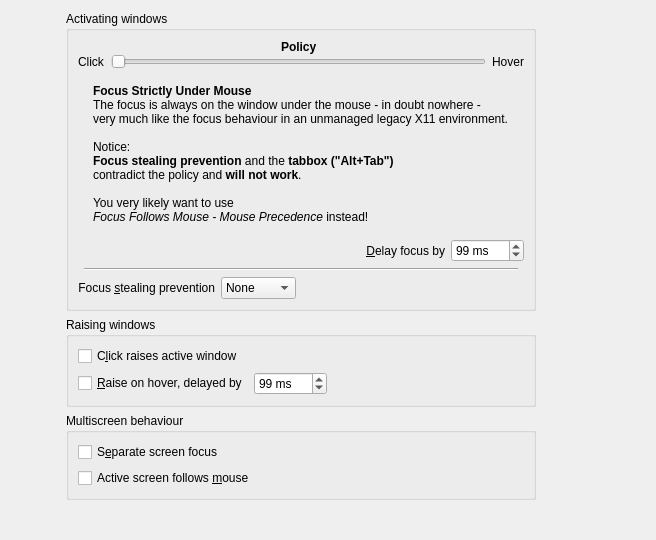
lfdevs/kwin, file kcmkwin/kwinoptions/focus.ui: the form before one commit.
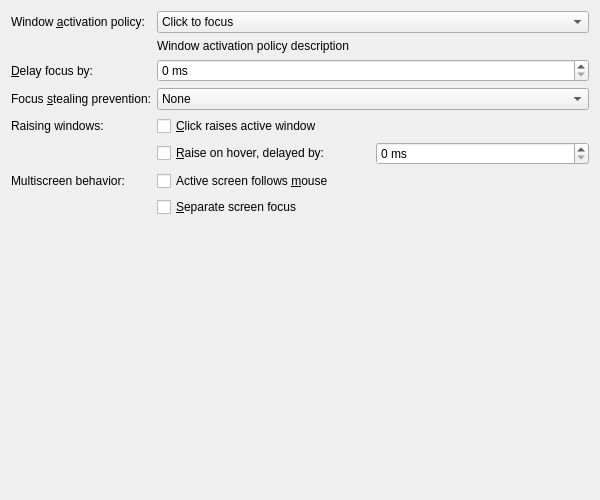
The form after the commit. The open tabs and pages were chosen to show the change. Custom widgets are drawn as their Qt base class.

The edit to the form file:
```diff
--- a/kcmkwin/kwinoptions/focus.ui
+++ b/kcmkwin/kwinoptions/focus.ui
@@ -6,226 +6,67 @@
    <rect>
     <x>0</x>
     <y>0</y>
-    <width>656</width>
-    <height>540</height>
+    <width>600</width>
+    <height>500</height>
    </rect>
   </property>
-  <layout class="QGridLayout" name="gridLayout_2" rowstretch="1,1,1,100" columnstretch="1,2,3,2">
+  <layout class="QVBoxLayout" name="verticalLayout">
+   <item>
+    <layout class="QFormLayout" name="formLayout_1">
+     <property name="formAlignment">
+      <set>Qt::AlignHCenter|Qt::AlignTop</set>
+     </property>
    <item row="0" column="0">
-    <spacer name="horizontalSpacer_2">
-     <property name="orientation">
-      <enum>Qt::Horizontal</enum>
-     </property>
-     <property name="sizeHint" stdset="0">
-      <size>
-       <width>40</width>
-       <height>20</height>
-      </size>
-     </property>
-    </spacer>
-   </item>
-   <item row="0" column="1" colspan="2">
-    <widget class="QGroupBox" name="groupBox_3">
-     <property name="title">
-      <string>Activating windows</string>
-     </property>
-     <property name="flat">
-      <bool>true</bool>
-     </property>
-     <layout class="QGridLayout" name="gridLayout_4">
-      <item row="3" column="1">
-       <widget class="Line" name="line">
-        <property name="orientation">
-         <enum>Qt::Horizontal</enum>
-        </property>
-       </widget>
-      </item>
-      <item row="1" column="0">
-       <spacer name="horizontalSpacer_6">
-        <property name="orientation">
-         <enum>Qt::Horizontal</enum>
-        </property>
-        <property name="sizeHint" stdset="0">
-         <size>
-          <width>40</width>
-          <height>20</height>
-         </size>
-        </property>
-       </spacer>
-      </item>
-      <item row="1" column="1">
-       <widget class="QStackedWidget" name="stackedWidget">
-        <property name="currentIndex">
-         <number>0</number>
-        </property>
-        <widget class="QWidget" name="page">
-         <layout class="QVBoxLayout" name="verticalLayout_2">
+      <widget class="QLabel" name="windowFocusPolicyLabel">
+       <property name="text">
+        <string>Window &amp;activation policy:</string>
+       </property>
+       <property name="buddy">
+        <cstring>windowFocusPolicyCombo</cstring>
+       </property>
+      </widget>
+     </item>
+     <item row="0" column="1">
+      <widget class="QComboBox" name="windowFocusPolicyCombo">
+       <property name="whatsThis">
+        <string>With this option you can specify how and when windows will be focused.</string>
+       </property>
           <item>
-           <widget class="QLabel" name="label_5">
             <property name="text">
-             <string>&lt;b&gt;Click To Focus&lt;/b&gt;&lt;br&gt;
-A window becomes active when you click into it.&lt;br&gt;&lt;br&gt;
-This behaviour is common on other operating systems and&lt;br&gt;
-likely what you want.</string>
-            </property>
-            <property name="alignment">
-             <set>Qt::AlignLeading|Qt::AlignLeft|Qt::AlignTop</set>
-            </property>
-            <property name="wordWrap">
-             <bool>false</bool>
-            </property>
-           </widget>
-          </item>
-         </layout>
-        </widget>
-        <widget class="QWidget" name="page_3">
-         <layout class="QHBoxLayout" name="horizontalLayout_3">
+         <string comment="sassa asas">Click to focus</string>
+        </property>
+       </item>
           <item>
-           <widget class="QLabel" name="label_6">
             <property name="text">
-             <string>&lt;b&gt;Click To Focus - Mouse Precedence&lt;/b&gt;&lt;br&gt;
-This is mostly the same as &lt;i&gt;Click To Focus&lt;/i&gt;&lt;br&gt;&lt;br&gt;
-If an active window has to be chosen by the system&lt;br&gt;
-(eg. because the currently active one was closed) &lt;br&gt;
-the window under the mouse is the preferred candidate.&lt;br&gt;&lt;br&gt;
-Unusual, but possible variant of &lt;i&gt;Click To Focus&lt;/i&gt;.</string>
-            </property>
-            <property name="alignment">
-             <set>Qt::AlignLeading|Qt::AlignLeft|Qt::AlignTop</set>
-            </property>
-            <property name="wordWrap">
-             <bool>false</bool>
-            </property>
-           </widget>
-          </item>
-         </layout>
-        </widget>
-        <widget class="QWidget" name="page_4">
-         <layout class="QHBoxLayout" name="horizontalLayout_4">
+         <string>Click to focus (mouse precedence)</string>
+        </property>
+       </item>
           <item>
-           <widget class="QLabel" name="label_7">
             <property name="text">
-             <string>&lt;b&gt;Focus Follows Mouse&lt;/b&gt;&lt;br&gt;
-Moving the mouse onto a window will activate it.&lt;br&gt;&lt;br&gt;
-Eg. windows randomly appearing under the mouse will not gain the focus.&lt;br&gt;
-Focus stealing prevention takes place as usual.&lt;br&gt;&lt;br&gt;
-Think as &lt;i&gt;Click To Focus&lt;/i&gt; just without having to actually click.</string>
-            </property>
-            <property name="alignment">
-             <set>Qt::AlignLeading|Qt::AlignLeft|Qt::AlignTop</set>
-            </property>
-            <property name="wordWrap">
-             <bool>false</bool>
-            </property>
-           </widget>
-          </item>
-         </layout>
-        </widget>
-        <widget class="QWidget" name="page_5">
-         <layout class="QHBoxLayout" name="horizontalLayout_5">
+         <string>Focus follows mouse</string>
+        </property>
+       </item>
           <item>
-           <widget class="QLabel" name="label_8">
             <property name="text">
-             <string>&lt;b&gt;Focus Follows Mouse - Mouse Precedence&lt;/b&gt;&lt;br&gt;
-This is mostly the same as &lt;i&gt;Focus Follows Mouse&lt;/i&gt;&lt;br&gt;&lt;br&gt;
-If an active window has to be chosen by the system&lt;br&gt;
-(eg. because the currently active one was closed) &lt;br&gt;
-the window under the mouse is the preferred candidate.&lt;br&gt;&lt;br&gt;
-Choose this, if you want a hover controlled focus.</string>
-            </property>
-            <property name="alignment">
-             <set>Qt::AlignLeading|Qt::AlignLeft|Qt::AlignTop</set>
-            </property>
-            <property name="wordWrap">
-             <bool>false</bool>
-            </property>
-           </widget>
-          </item>
-         </layout>
-        </widget>
-        <widget class="QWidget" name="page_2">
-         <layout class="QHBoxLayout" name="horizontalLayout_6">
+         <string>Focus follows mouse (mouse precedence)</string>
+        </property>
+       </item>
           <item>
-           <widget class="QLabel" name="label_9">
             <property name="text">
-             <string>&lt;b&gt;Focus Under Mouse&lt;/b&gt;&lt;br&gt;
-The focus always remains on the window under the mouse.&lt;br&gt;&lt;br&gt;
-
-Notice:&lt;br&gt;
-&lt;b&gt;Focus stealing prevention&lt;/b&gt; and the &lt;b&gt;tabbox (&quot;Alt+Tab&quot;)&lt;/b&gt;&lt;br&gt;
-contradict the policy and &lt;b&gt;will not work&lt;/b&gt;.&lt;br&gt;&lt;br&gt;
-You very likely want to use&lt;br&gt;
-&lt;i&gt;Focus Follows Mouse - Mouse Precedence&lt;/i&gt; instead!</string>
-            </property>
-            <property name="alignment">
-             <set>Qt::AlignLeading|Qt::AlignLeft|Qt::AlignTop</set>
-            </property>
-            <property name="wordWrap">
-             <bool>false</bool>
-            </property>
-           </widget>
-          </item>
-         </layout>
-        </widget>
-        <widget class="QWidget" name="page_6">
-         <layout class="QHBoxLayout" name="horizontalLayout_7">
+         <string>Focus under mouse</string>
+        </property>
+       </item>
           <item>
-           <widget class="QLabel" name="label_10">
             <property name="text">
-             <string>&lt;b&gt;Focus Strictly Under Mouse&lt;/b&gt;&lt;br&gt;
-The focus is always on the window under the mouse - in doubt nowhere -&lt;br&gt;
-very much like the focus behaviour in an unmanaged legacy X11 environment.&lt;br&gt;&lt;br&gt;
-
-Notice:&lt;br&gt;
-&lt;b&gt;Focus stealing prevention&lt;/b&gt; and the &lt;b&gt;tabbox (&quot;Alt+Tab&quot;)&lt;/b&gt;&lt;br&gt;
-contradict the policy and &lt;b&gt;will not work&lt;/b&gt;.&lt;br&gt;&lt;br&gt;
-You very likely want to use&lt;br&gt;
-&lt;i&gt;Focus Follows Mouse - Mouse Precedence&lt;/i&gt; instead!</string>
-            </property>
-            <property name="alignment">
-             <set>Qt::AlignLeading|Qt::AlignLeft|Qt::AlignTop</set>
-            </property>
-            <property name="wordWrap">
-             <bool>false</bool>
-            </property>
-           </widget>
-          </item>
-         </layout>
-        </widget>
-       </widget>
-      </item>
-      <item row="1" column="2">
-       <spacer name="horizontalSpacer_7">
-        <property name="orientation">
-         <enum>Qt::Horizontal</enum>
-        </property>
-        <property name="sizeHint" stdset="0">
-         <size>
-          <width>40</width>
-          <height>20</height>
-         </size>
-        </property>
-       </spacer>
-      </item>
-      <item row="2" column="0" colspan="3">
-       <layout class="QHBoxLayout" name="horizontalLayout_2" stretch="100,1,1">
-        <item>
-         <spacer name="horizontalSpacer_4">
-          <property name="orientation">
-           <enum>Qt::Horizontal</enum>
-          </property>
-          <property name="sizeHint" stdset="0">
-           <size>
-            <width>40</width>
-            <height>20</height>
-           </size>
-          </property>
-         </spacer>
-        </item>
-        <item>
+         <string>Focus strictly under mouse</string>
+        </property>
+       </item>
+      </widget>
+     </item>
+     <item row="2" column="0">
          <widget class="QLabel" name="delayFocusOnLabel">
           <property name="text">
-           <string>&amp;Delay focus by</string>
+        <string>&amp;Delay focus by:</string>
           </property>
           <property name="alignment">
            <set>Qt::AlignRight|Qt::AlignTrailing|Qt::AlignVCenter</set>
@@ -235,14 +76,8 @@
           </property>
          </widget>
         </item>
-        <item>
+     <item row="2" column="1">
          <widget class="QSpinBox" name="delayFocus">
-          <property name="sizePolicy">
-           <sizepolicy hsizetype="MinimumExpanding" vsizetype="Fixed">
-            <horstretch>0</horstretch>
-            <verstretch>0</verstretch>
-           </sizepolicy>
-          </property>
           <property name="whatsThis">
            <string>This is the delay after which the window the mouse pointer is over will automatically receive focus.</string>
           </property>
@@ -258,19 +93,12 @@
           <property name="singleStep">
            <number>100</number>
           </property>
-          <property name="value">
-           <number>99</number>
-          </property>
-         </widget>
-        </item>
-       </layout>
-      </item>
-      <item row="4" column="0" colspan="3">
-       <layout class="QHBoxLayout" name="horizontalLayout_8" stretch="1,1,100">
-        <item>
+      </widget>
+     </item>
+     <item row="3" column="0">
          <widget class="QLabel" name="focusStealingLabel">
           <property name="text">
-           <string>Focus &amp;stealing prevention</string>
+        <string>Focus &amp;stealing prevention:</string>
           </property>
           <property name="alignment">
            <set>Qt::AlignRight|Qt::AlignTrailing|Qt::AlignVCenter</set>
@@ -280,24 +108,10 @@
           </property>
          </widget>
         </item>
-        <item>
+     <item row="3" column="1">
          <widget class="KComboBox" name="focusStealing">
-          <property name="sizePolicy">
-           <sizepolicy hsizetype="Expanding" vsizetype="Fixed">
-            <horstretch>0</horstretch>
-            <verstretch>0</verstretch>
-           </sizepolicy>
-          </property>
           <property name="whatsThis">
-           <string>&lt;p&gt;This option specifies how much KWin will try to prevent unwanted focus stealing caused by unexpected activation of new windows. (Note: This feature does not work with the Focus Under Mouse or Focus Strictly Under Mouse focus policies.)
-&lt;ul&gt;
-&lt;li&gt;&lt;em&gt;None:&lt;/em&gt; Prevention is turned off and new windows always become activated.&lt;/li&gt;
-&lt;li&gt;&lt;em&gt;Low:&lt;/em&gt; Prevention is enabled; when some window does not have support for the underlying mechanism and KWin cannot reliably decide whether to activate the window or not, it will be activated. This setting may have both worse and better results than the medium level, depending on the applications.&lt;/li&gt;
-&lt;li&gt;&lt;em&gt;Medium:&lt;/em&gt; Prevention is enabled.&lt;/li&gt;
-&lt;li&gt;&lt;em&gt;High:&lt;/em&gt; New windows get activated only if no window is currently active or if they belong to the currently active application. This setting is probably not really usable when not using mouse focus policy.&lt;/li&gt;
-&lt;li&gt;&lt;em&gt;Extreme:&lt;/em&gt; All windows must be explicitly activated by the user.&lt;/li&gt;
-&lt;/ul&gt;&lt;/p&gt;
-&lt;p&gt;Windows that are prevented from stealing focus are marked as demanding attention, which by default means their taskbar entry will be highlighted. This can be changed in the Notifications control module.&lt;/p&gt;</string>
+        <string>&lt;html&gt;&lt;head/&gt;&lt;body&gt;&lt;p&gt;This option specifies how much KWin will try to prevent unwanted focus stealing caused by unexpected activation of new windows. (Note: This feature does not work with the &lt;span style=&quot; font-style:italic;&quot;&gt;Focus under mouse&lt;/span&gt; or &lt;span style=&quot; font-style:italic;&quot;&gt;Focus strictly under mouse&lt;/span&gt; focus policies.) &lt;/p&gt;&lt;ul style=&quot;margin-top: 0px; margin-bottom: 0px; margin-left: 0px; margin-right: 0px; -qt-list-indent: 1;&quot;&gt;&lt;li style=&quot; margin-top:12px; margin-bottom:0px; margin-left:0px; margin-right:0px; -qt-block-indent:0; text-indent:0px;&quot;&gt;&lt;span style=&quot; font-style:italic;&quot;&gt;None:&lt;/span&gt; Prevention is turned off and new windows always become activated.&lt;/li&gt;&lt;li style=&quot; margin-top:0px; margin-bottom:0px; margin-left:0px; margin-right:0px; -qt-block-indent:0; text-indent:0px;&quot;&gt;&lt;span style=&quot; font-style:italic;&quot;&gt;Low:&lt;/span&gt; Prevention is enabled; when some window does not have support for the underlying mechanism and KWin cannot reliably decide whether to activate the window or not, it will be activated. This setting may have both worse and better results than the medium level, depending on the applications.&lt;/li&gt;&lt;li style=&quot; margin-top:0px; margin-bottom:0px; margin-left:0px; margin-right:0px; -qt-block-indent:0; text-indent:0px;&quot;&gt;&lt;span style=&quot; font-style:italic;&quot;&gt;Medium:&lt;/span&gt; Prevention is enabled.&lt;/li&gt;&lt;li style=&quot; margin-top:0px; margin-bottom:0px; margin-left:0px; margin-right:0px; -qt-block-indent:0; text-indent:0px;&quot;&gt;&lt;span style=&quot; font-style:italic;&quot;&gt;High:&lt;/span&gt; New windows get activated only if no window is currently active or if they belong to the currently active application. This setting is probably not really usable when not using mouse focus policy.&lt;/li&gt;&lt;li style=&quot; margin-top:0px; margin-bottom:12px; margin-left:0px; margin-right:0px; -qt-block-indent:0; text-indent:0px;&quot;&gt;&lt;span style=&quot; font-style:italic;&quot;&gt;Extreme:&lt;/span&gt; All windows must be explicitly activated by the user.&lt;/li&gt;&lt;/ul&gt;&lt;p&gt;Windows that are prevented from stealing focus are marked as demanding attention, which by default means their taskbar entry will be highlighted. This can be changed in the Notifications control module.&lt;/p&gt;&lt;/body&gt;&lt;/html&gt;</string>
           </property>
           <item>
            <property name="text">
@@ -326,148 +140,37 @@
           </item>
          </widget>
         </item>
+     <item row="4" column="0">
+      <widget class="QLabel" name="raisingWindowsLabel">
+       <property name="text">
+        <string>Raising windows:</string>
+       </property>
+      </widget>
+     </item>
+     <item row="4" column="1">
+      <widget class="QCheckBox" name="clickRaiseOn">
+       <property name="whatsThis">
+        <string>When this option is enabled, the active window will be brought to the front when you click somewhere into the window contents. To change it for inactive windows, you need to change the settings in the Actions tab.</string>
+       </property>
+       <property name="text">
+        <string>&amp;Click raises active window</string>
+       </property>
+      </widget>
+     </item>
+     <item row="5" column="1">
+      <layout class="QHBoxLayout" name="horizontalLayout_1">
         <item>
-         <spacer name="horizontalSpacer_5">
-          <property name="orientation">
-           <enum>Qt::Horizontal</enum>
-          </property>
-          <property name="sizeHint" stdset="0">
-           <size>
-            <width>40</width>
-            <height>20</height>
-           </size>
-          </property>
-         </spacer>
-        </item>
-       </layout>
-      </item>
-      <item row="0" column="0" colspan="3">
-       <layout class="QGridLayout" name="gridLayout_3">
-        <property name="verticalSpacing">
-         <number>0</number>
-        </property>
-        <item row="1" column="2">
-         <widget class="QLabel" name="label">
-          <property name="sizePolicy">
-           <sizepolicy hsizetype="Maximum" vsizetype="Preferred">
-            <horstretch>0</horstretch>
-            <verstretch>0</verstretch>
-           </sizepolicy>
-          </property>
-          <property name="font">
-           <font>
-            <weight>75</weight>
-            <bold>true</bold>
-           </font>
-          </property>
-          <property name="text">
-           <string>Policy</string>
-          </property>
-         </widget>
-        </item>
-        <item row="2" column="0">
-         <widget class="QLabel" name="label_3">
-          <property name="sizePolicy">
-           <sizepolicy hsizetype="Maximum" vsizetype="Preferred">
-            <horstretch>0</horstretch>
-            <verstretch>0</verstretch>
-           </sizepolicy>
-          </property>
-          <property name="text">
-           <string>Click</string>
-          </property>
-         </widget>
-        </item>
-        <item row="2" column="1" colspan="3">
-         <widget class="QSlider" name="windowFocusPolicy">
-          <property name="maximum">
-           <number>5</number>
-          </property>
-          <property name="pageStep">
-           <number>1</number>
-          </property>
-          <property name="orientation">
-           <enum>Qt::Horizontal</enum>
-          </property>
-          <property name="tickPosition">
-           <enum>QSlider::NoTicks</enum>
-          </property>
-          <property name="tickInterval">
-           <number>0</number>
-          </property>
-         </widget>
-        </item>
-        <item row="2" column="4">
-         <widget class="QLabel" name="label_4">
-          <property name="sizePolicy">
-           <sizepolicy hsizetype="Maximum" vsizetype="Preferred">
-            <horstretch>0</horstretch>
-            <verstretch>0</verstretch>
-           </sizepolicy>
-          </property>
-          <property name="text">
-           <string>Hover</string>
-          </property>
-         </widget>
-        </item>
-       </layout>
-      </item>
-     </layout>
-    </widget>
-   </item>
-   <item row="0" column="3">
-    <spacer name="horizontalSpacer">
-     <property name="orientation">
-      <enum>Qt::Horizontal</enum>
-     </property>
-     <property name="sizeHint" stdset="0">
-      <size>
-       <width>40</width>
-       <height>20</height>
-      </size>
-     </property>
-    </spacer>
-   </item>
-   <item row="1" column="1" colspan="2">
-    <widget class="QGroupBox" name="groupBox_2">
-     <property name="title">
-      <string>Raising windows</string>
-     </property>
-     <property name="flat">
-      <bool>true</bool>
-     </property>
-     <layout class="QGridLayout" name="gridLayout" columnstretch="1,1,100">
-      <item row="1" column="0">
        <widget class="QCheckBox" name="autoRaiseOn">
         <property name="whatsThis">
          <string>When this option is enabled, a window in the background will automatically come to the front when the mouse pointer has been over it for some time.</string>
         </property>
         <property name="text">
-         <string>&amp;Raise on hover, delayed by</string>
+          <string>&amp;Raise on hover, delayed by:</string>
         </property>
        </widget>
       </item>
-      <item row="1" column="2">
-       <spacer name="horizontalSpacer_3">
-        <property name="orientation">
-         <enum>Qt::Horizontal</enum>
-        </property>
-        <property name="sizeHint" stdset="0">
-         <size>
-          <width>40</width>
-          <height>20</height>
-         </size>
-        </property>
-       </spacer>
-      </item>
-      <item row="1" column="1">
+       <item>
        <widget class="QSpinBox" name="autoRaise">
-        <property name="sizePolicy">
-         <sizepolicy hsizetype="MinimumExpanding" vsizetype="Fixed">
-          <horstretch>0</horstretch>
-          <verstretch>0</verstretch>
-         </sizepolicy>
-        </property>
         <property name="whatsThis">
          <string>This is the delay after which the window that the mouse pointer is over will automatically come to the front.</string>
         </property>
@@ -483,57 +186,18 @@
         <property name="singleStep">
          <number>100</number>
         </property>
-        <property name="value">
-         <number>99</number>
-        </property>
-       </widget>
-      </item>
-      <item row="0" column="0">
-       <widget class="QCheckBox" name="clickRaiseOn">
-        <property name="whatsThis">
-         <string>When this option is enabled, the active window will be brought to the front when you click somewhere into the window contents. To change it for inactive windows, you need to change the settings in the Actions tab.</string>
-        </property>
-        <property name="text">
-         <string>C&amp;lick raises active window</string>
-        </property>
        </widget>
       </item>
      </layout>
-    </widget>
-   </item>
-   <item row="3" column="2">
-    <spacer name="verticalSpacer">
-     <property name="orientation">
-      <enum>Qt::Vertical</enum>
-     </property>
-     <property name="sizeHint" stdset="0">
-      <size>
-       <width>20</width>
-       <height>192</height>
-      </size>
-     </property>
-    </spacer>
-   </item>
-   <item row="2" column="1" colspan="2">
-    <widget class="QGroupBox" name="multiscreenBox">
-     <property name="title">
-      <string>Multiscreen behaviour</string>
-     </property>
-     <property name="flat">
-      <bool>true</bool>
-     </property>
-     <layout class="QVBoxLayout" name="verticalLayout">
-      <item>
-       <widget class="QCheckBox" name="separateScreenFocus">
-        <property name="whatsThis">
-         <string>When this option is enabled, focus operations are limited only to the active Xinerama screen</string>
-        </property>
+     </item>
+     <item row="6" column="0">
+      <widget class="QLabel" name="multiscreenBehaviorLabel">
         <property name="text">
-         <string>S&amp;eparate screen focus</string>
+        <string>Multiscreen behavior:</string>
         </property>
        </widget>
       </item>
-      <item>
+     <item row="6" column="1">
        <widget class="QCheckBox" name="activeMouseScreen">
         <property name="whatsThis">
          <string>When this option is enabled, the active Xinerama screen (where new windows appear, for example) is the screen containing the mouse pointer. When disabled, the active Xinerama screen is the screen containing the focused window. By default this option is disabled for Click to focus and enabled for other focus policies.</string>
@@ -543,8 +207,49 @@
         </property>
        </widget>
       </item>
-     </layout>
-    </widget>
+     <item row="7" column="1">
+      <widget class="QCheckBox" name="separateScreenFocus">
+       <property name="whatsThis">
+        <string>When this option is enabled, focus operations are limited only to the active Xinerama screen</string>
+       </property>
+       <property name="text">
+        <string>&amp;Separate screen focus</string>
+       </property>
+      </widget>
+     </item>
+     <item row="1" column="1">
+      <widget class="QLabel" name="windowFocusPolicyDescriptionLabel">
+       <property name="minimumSize">
+        <size>
+         <width>280</width>
+         <height>0</height>
+        </size>
+       </property>
+       <property name="text">
+        <string notr="true">Window activation policy description</string>
+       </property>
+       <property name="alignment">
+        <set>Qt::AlignLeading|Qt::AlignLeft|Qt::AlignTop</set>
+       </property>
+       <property name="wordWrap">
+        <bool>true</bool>
+       </property>
+      </widget>
+     </item>
+    </layout>
+   </item>
+   <item>
+    <spacer name="verticalSpacer">
+     <property name="orientation">
+      <enum>Qt::Vertical</enum>
+     </property>
+     <property name="sizeHint" stdset="0">
+      <size>
+       <width>20</width>
+       <height>40</height>
+      </size>
+     </property>
+    </spacer>
    </item>
   </layout>
  </widget>
```
Left out of the diff: 27 changed lines with no effect on the pictures. Lines whose indentation alone changed are shown as unchanged.
